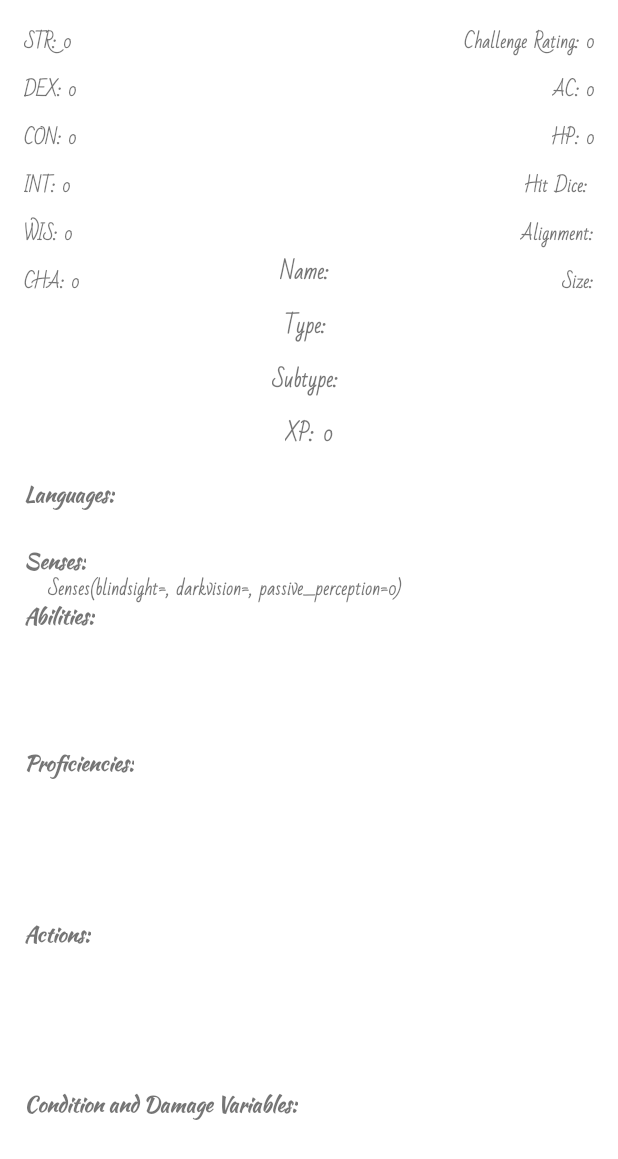
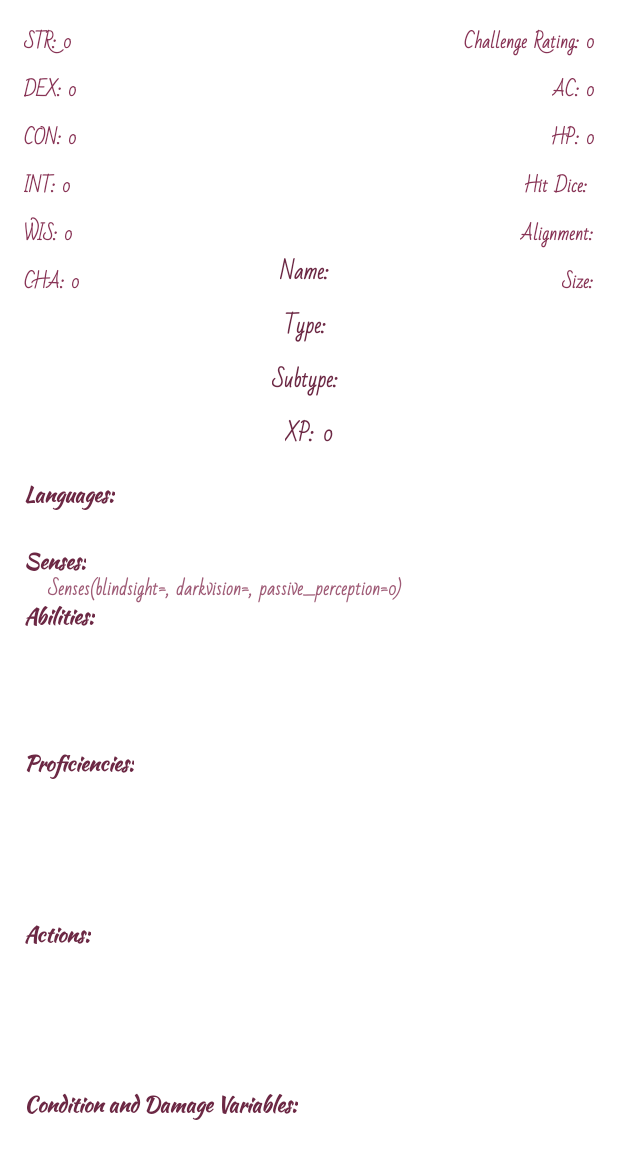
Before and after one commit to Soulem/DDBestiary, an Android app: the DetailedMonsterActivity screen opened directly, with no data from a screen before it, on a phone screen of 412 x 824 dp. Shown: the top 1159 px of the screen. Run offline under Robolectric (Android 15) with nearby library versions, the phone set to English and light mode, and no system bars; our stand-ins replace Room's generated code; pictures from the network do not load.

Commit message:
Colors Changed

```diff
--- a/app/src/main/res/layout/activity_detailed_monster.xml
+++ b/app/src/main/res/layout/activity_detailed_monster.xml
@@ -22,6 +22,7 @@
         android:layout_marginTop="16dp"
         android:fontFamily="@font/bad_script_regular"
         android:textStyle="bold"
+        android:textColor="@color/main_purple_dark"
         android:text="@string/monster_name"
         app:layout_constraintEnd_toEndOf="@+id/monster_imageView"
         app:layout_constraintStart_toStartOf="@+id/monster_imageView"
@@ -32,6 +33,7 @@
         android:layout_width="wrap_content"
         android:layout_height="wrap_content"
         android:text="@string/monster_type"
+        android:textColor="@color/main_purple_dark"
         android:fontFamily="@font/bad_script_regular"
         android:textStyle="bold"
         android:layout_margin="8dp"
@@ -45,6 +47,7 @@
         android:layout_height="wrap_content"
         android:layout_margin="8dp"
         android:text="@string/monster_subtype"
+        android:textColor="@color/main_purple_dark"
         android:fontFamily="@font/bad_script_regular"
         android:textStyle="bold"
         app:layout_constraintEnd_toEndOf="@+id/monster_imageView"
@@ -57,6 +60,7 @@
         android:layout_height="wrap_content"
         android:layout_margin="8dp"
         android:text="@string/xp_textView"
+        android:textColor="@color/main_purple_dark"
         android:fontFamily="@font/bad_script_regular"
         android:textStyle="bold"
         app:layout_constraintEnd_toEndOf="@id/monster_imageView"
@@ -70,6 +74,7 @@
         android:layout_margin="16dp"
         android:textSize="12sp"
         android:text="@string/challenge_rating"
+        android:textColor="@color/main_purple"
         android:fontFamily="@font/bad_script_regular"
         android:textStyle="bold"
         app:layout_constraintEnd_toEndOf="parent"
@@ -83,6 +88,7 @@
         android:layout_marginEnd="16dp"
         android:textSize="12sp"
         android:text="@string/armor_class_label"
+        android:textColor="@color/main_purple"
         android:fontFamily="@font/bad_script_regular"
         android:textStyle="bold"
         app:layout_constraintEnd_toEndOf="parent"
@@ -96,6 +102,7 @@
         android:layout_marginEnd="16dp"
         android:textSize="12sp"
         android:text="@string/health_label"
+        android:textColor="@color/main_purple"
         android:fontFamily="@font/bad_script_regular"
         android:textStyle="bold"
         app:layout_constraintEnd_toEndOf="parent"
@@ -109,6 +116,7 @@
         android:layout_marginEnd="16dp"
         android:textSize="12sp"
         android:text="@string/hit_dice_textView"
+        android:textColor="@color/main_purple"
         android:fontFamily="@font/bad_script_regular"
         android:textStyle="bold"
         app:layout_constraintEnd_toEndOf="parent"
@@ -121,6 +129,7 @@
         android:layout_marginTop="8dp"
         android:layout_marginEnd="12dp"
         android:text="@string/alignment_textView"
+        android:textColor="@color/main_purple"
         android:textSize="12sp"
         android:fontFamily="@font/bad_script_regular"
         android:textStyle="bold"
@@ -134,6 +143,7 @@
         android:layout_marginTop="8dp"
         android:layout_marginEnd="12dp"
         android:text="@string/size_textView"
+        android:textColor="@color/main_purple"
         android:textSize="12sp"
         android:fontFamily="@font/bad_script_regular"
         android:textStyle="bold"
@@ -148,6 +158,7 @@
         android:layout_margin="16dp"
         android:textSize="12sp"
         android:text="@string/strength_textView"
+        android:textColor="@color/main_purple"
         android:fontFamily="@font/bad_script_regular"
         android:textStyle="bold"
         app:layout_constraintStart_toStartOf="parent"
@@ -161,6 +172,7 @@
         android:layout_marginTop="8dp"
         android:textSize="12sp"
         android:text="@string/dexterity_textView"
+        android:textColor="@color/main_purple"
         android:fontFamily="@font/bad_script_regular"
         android:textStyle="bold"
         app:layout_constraintStart_toStartOf="parent"
@@ -174,6 +186,7 @@
         android:layout_marginTop="8dp"
         android:textSize="12sp"
         android:text="@string/con"
+        android:textColor="@color/main_purple"
         android:fontFamily="@font/bad_script_regular"
         android:textStyle="bold"
         app:layout_constraintStart_toStartOf="parent"
@@ -187,6 +200,7 @@
         android:layout_marginTop="8dp"
         android:textSize="12sp"
         android:text="@string/intelligence_textView"
+        android:textColor="@color/main_purple"
         android:fontFamily="@font/bad_script_regular"
         android:textStyle="bold"
         app:layout_constraintStart_toStartOf="parent"
@@ -200,6 +214,7 @@
         android:layout_marginTop="8dp"
         android:textSize="12sp"
         android:text="@string/wisdom_textView"
+        android:textColor="@color/main_purple"
         android:fontFamily="@font/bad_script_regular"
         android:textStyle="bold"
         app:layout_constraintStart_toStartOf="parent"
@@ -213,6 +228,7 @@
         android:layout_marginTop="8dp"
         android:textSize="12sp"
         android:text="@string/charisma_textView"
+        android:textColor="@color/main_purple"
         android:fontFamily="@font/bad_script_regular"
         android:textStyle="bold"
         app:layout_constraintStart_toStartOf="parent"
@@ -224,6 +240,7 @@
         android:layout_height="wrap_content"
         android:layout_margin="16dp"
         android:text="@string/languages"
+        android:textColor="@color/main_purple_dark"
         android:fontFamily="@font/kaushan_script_regular"
         android:textStyle="bold"
         app:layout_constraintStart_toStartOf="parent"
@@ -236,6 +253,7 @@
         android:layout_marginEnd="16dp"
         android:layout_marginStart="16dp"
         android:textSize="12sp"
+        android:textColor="@color/main_purple_light"
         android:fontFamily="@font/bad_script_regular"
         android:textStyle="bold"
         android:scrollbars="vertical"
@@ -251,6 +269,7 @@
         android:layout_height="wrap_content"
         android:layout_marginStart="16dp"
         android:text="@string/senses"
+        android:textColor="@color/main_purple_dark"
         android:fontFamily="@font/kaushan_script_regular"
         android:textStyle="bold"
         app:layout_constraintStart_toStartOf="parent"
@@ -264,6 +283,7 @@
         android:layout_marginEnd="16dp"
         android:scrollbars="vertical"
         android:textSize="12sp"
+        android:textColor="@color/main_purple_light"
         android:fontFamily="@font/bad_script_regular"
         android:textStyle="bold"
         app:layout_constraintBottom_toTopOf="@+id/abilities_textView"
@@ -278,6 +298,7 @@
         android:layout_height="wrap_content"
         android:layout_margin="16dp"
         android:text="@string/abilities"
+        android:textColor="@color/main_purple_dark"
         android:fontFamily="@font/kaushan_script_regular"
         android:textStyle="bold"
         app:layout_constraintStart_toStartOf="parent"
@@ -290,6 +311,7 @@
         android:layout_marginStart="16dp"
         android:layout_marginEnd="16dp"
         android:textSize="12sp"
+        android:textColor="@color/main_purple_light"
         android:fontFamily="@font/bad_script_regular"
         android:textStyle="bold"
         android:scrollbars="vertical"
@@ -304,6 +326,7 @@
         android:layout_height="wrap_content"
         android:layout_margin="16dp"
         android:text="@string/proficiencies"
+        android:textColor="@color/main_purple_dark"
         android:fontFamily="@font/kaushan_script_regular"
         android:textStyle="bold"
         app:layout_constraintBottom_toTopOf="@id/actions_textView"
@@ -317,6 +340,7 @@
         android:layout_marginStart="16dp"
         android:layout_marginEnd="16dp"
         android:textSize="12sp"
+        android:textColor="@color/main_purple_light"
         android:fontFamily="@font/bad_script_regular"
         android:textStyle="bold"
         android:scrollbars="vertical"
@@ -331,6 +355,7 @@
         android:layout_height="wrap_content"
         android:layout_margin="16dp"
         android:text="@string/actions"
+        android:textColor="@color/main_purple_dark"
         android:fontFamily="@font/kaushan_script_regular"
         app:layout_constraintVertical_weight=".25"
         android:textStyle="bold"
@@ -345,6 +370,7 @@
         android:layout_marginStart="16dp"
         android:layout_marginEnd="16dp"
         android:textSize="12sp"
+        android:textColor="@color/main_purple_light"
         android:fontFamily="@font/bad_script_regular"
         android:textStyle="bold"
         android:scrollbars="vertical"
@@ -359,6 +385,7 @@
         android:layout_height="wrap_content"
         android:layout_margin="16dp"
         android:text="@string/condition_and_damage_variables"
+        android:textColor="@color/main_purple_dark"
         android:fontFamily="@font/kaushan_script_regular"
         android:textStyle="bold"
         app:layout_constraintBottom_toBottomOf="parent"
@@ -373,6 +400,7 @@
         android:layout_marginEnd="16dp"
         android:layout_marginBottom="16dp"
         android:textSize="12sp"
+        android:textColor="@color/main_purple_light"
         android:fontFamily="@font/bad_script_regular"
         android:textStyle="bold"
         android:scrollbars="vertical"
--- a/app/src/main/res/layout/basic_card_display_item.xml
+++ b/app/src/main/res/layout/basic_card_display_item.xml
@@ -31,6 +31,7 @@
             android:layout_margin="32dp"
             android:fontFamily="@font/kaushan_script_regular"
             android:text="@string/monster_name"
+            android:textColor="@color/main_purple_dark"
             android:textSize="32sp"
             android:textStyle="bold"
             android:gravity="center"
--- a/app/src/main/res/layout/fragment_search.xml
+++ b/app/src/main/res/layout/fragment_search.xml
@@ -15,6 +15,7 @@
         android:layout_marginStart="16dp"
         android:layout_marginEnd="16dp"
         android:hint="@string/monster_name_button"
+        android:textColor="@color/main_purple_light"
         android:fontFamily="@font/bad_script_regular"
         android:inputType="textPersonName"
         app:layout_constraintBottom_toTopOf="@id/search_button"
@@ -41,6 +42,7 @@
         android:layout_height="wrap_content"
         android:layout_margin="0dp"
         android:text="@string/find_monster"
+        android:textColor="@color/main_purple_dark"
         android:fontFamily="@font/kaushan_script_regular"
         android:textStyle="bold"
         app:layout_constraintBottom_toTopOf="@id/error_textView"
--- a/app/src/main/res/values/colors.xml
+++ b/app/src/main/res/values/colors.xml
@@ -7,4 +7,9 @@
     <color name="teal_700">#FF018786</color>
     <color name="black">#FF000000</color>
     <color name="white">#FFFFFFFF</color>
+
+    <color name="main_purple">#883355</color>
+    <color name="main_purple_light">#9f5b76</color>
+    <color name="main_purple_dark">#6c2844</color>
+    <color name="emerald">#338866</color>
 </resources>
```
